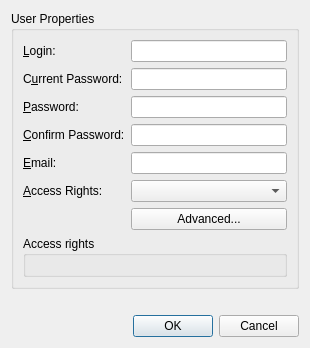
This is client/src/ui/dialogs/user_settings_dialog.ui in networkoptix/nx_open as Qt 5 draws it before an edit. The edited form follows.
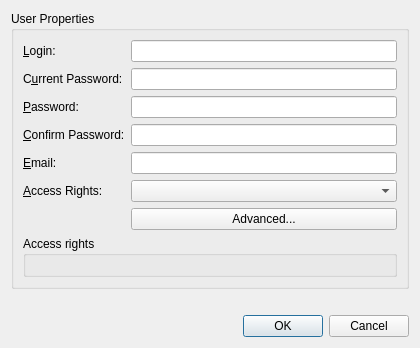
This is the edited form.

Commit message:
Bug #2714: Some text on form "User Settings" is hidden (Russian Localization)
<==== Mercurial data ====>
Branch: master

What changed in the file:
```diff
--- a/client/src/ui/dialogs/user_settings_dialog.ui
+++ b/client/src/ui/dialogs/user_settings_dialog.ui
@@ -6,8 +6,8 @@
    <rect>
     <x>0</x>
     <y>0</y>
-    <width>310</width>
-    <height>389</height>
+    <width>420</width>
+    <height>397</height>
    </rect>
   </property>
   <property name="sizePolicy">
```
Left out of the diff: 11 changed lines with no effect on the pictures.
